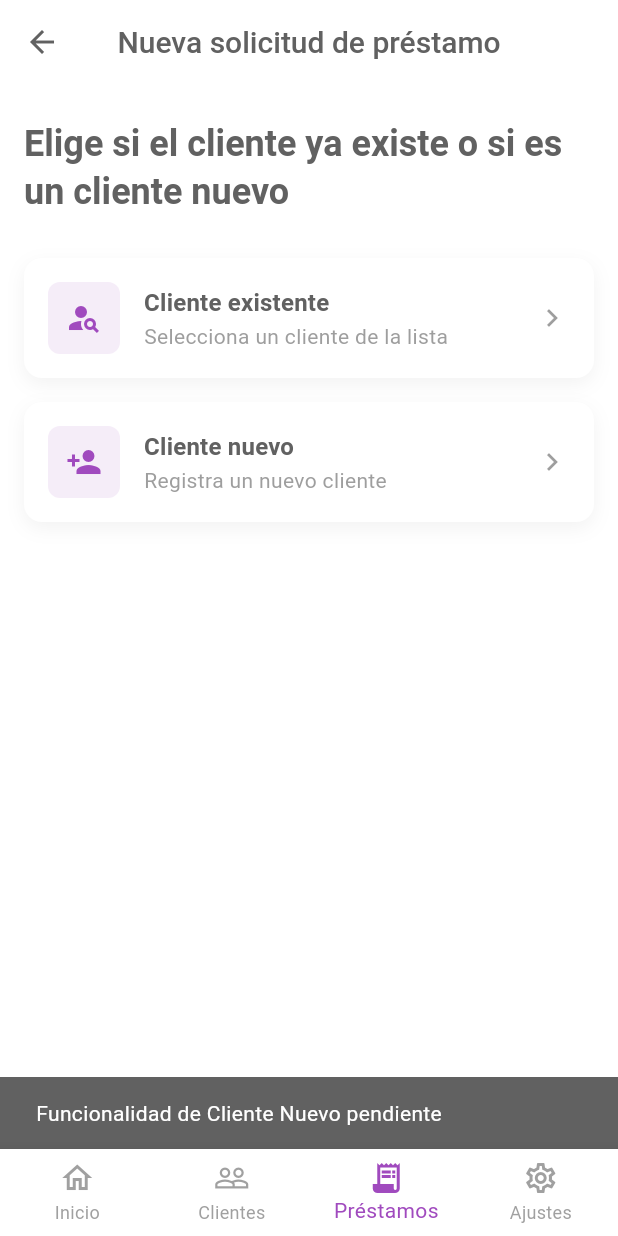
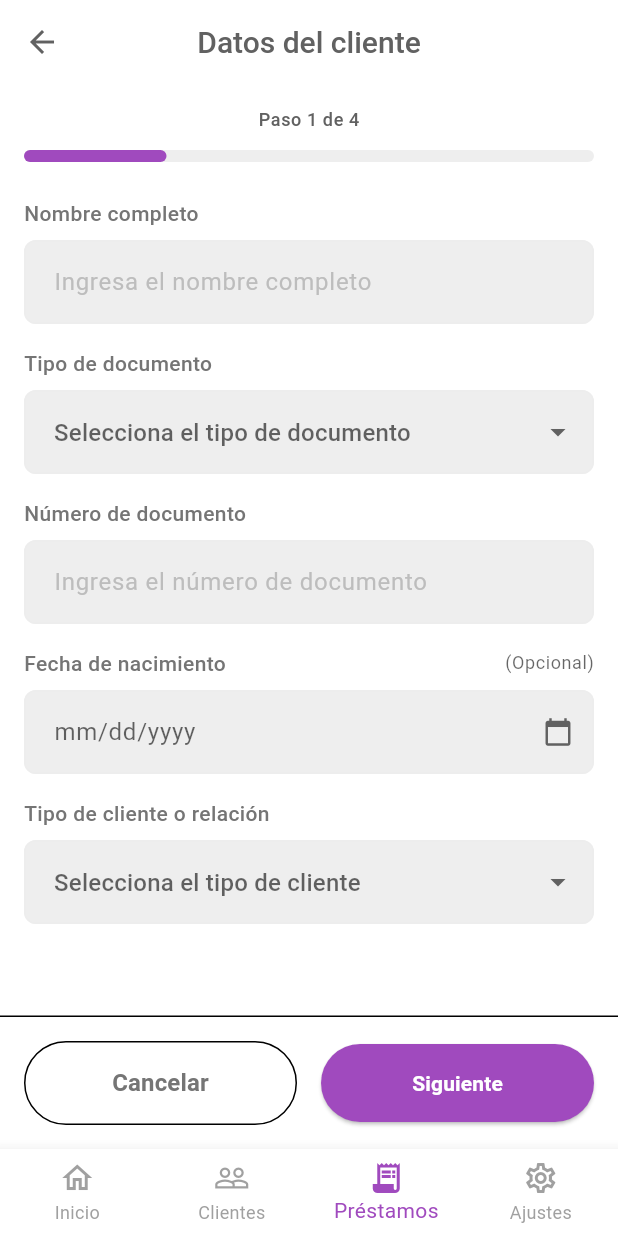
Before and after one commit to CoolHunterPartners/Sunnylon, a Flutter app: the NewLoanTypeScreen screen opened by its route, after a tap on "Cliente nuevo", on a phone screen of 412 x 824 dp. Run offline on Flutter 3.47's test engine with Material 3 defaults, Android fonts, the phone set to English and light mode, and no system bars; our stand-ins replace flutter_map, go_router, latlong2; network calls fail.

Commit message:
✨ feat: add new client step 1 screen for initial client data input and update app navigation.

```diff
--- a/lib/core/router/app_router.dart
+++ b/lib/core/router/app_router.dart
@@ -8,9 +8,10 @@ import 'package:sunnylon/features/home/domain/collection_customer.dart';
 import 'package:sunnylon/features/home/presentation/collection_detail_screen.dart';
 import 'package:sunnylon/features/home/presentation/register_payment_screen.dart';
 import 'package:sunnylon/features/home/presentation/today_route_screen.dart';
+import 'package:sunnylon/features/loans/presentation/existing_client_loan_form_screen.dart';
 import 'package:sunnylon/features/loans/presentation/loans_screen.dart';
+import 'package:sunnylon/features/loans/presentation/new_client/new_client_step1_screen.dart';
 import 'package:sunnylon/features/loans/presentation/new_loan_type_screen.dart';
-import 'package:sunnylon/features/loans/presentation/existing_client_loan_form_screen.dart';
 import 'package:sunnylon/features/settings/presentation/settings_screen.dart';
 
 // Private navigators
@@ -81,6 +82,11 @@ final router = GoRouter(
               name: 'new-loan-existing',
               builder: (context, state) => const ExistingClientLoanFormScreen(),
             ),
+            GoRoute(
+              path: 'new-client-step1',
+              name: 'new-client-step1',
+              builder: (context, state) => const NewClientStep1Screen(),
+            ),
           ],
         ),
         GoRoute(
--- /dev/null
+++ b/lib/features/loans/presentation/new_client/new_client_step1_screen.dart
@@ -0,0 +1,316 @@
+import 'package:flutter/material.dart';
+import 'package:go_router/go_router.dart';
+import 'package:sunnylon/core/widgets/primary_button.dart';
+
+class NewClientStep1Screen extends StatefulWidget {
+  const NewClientStep1Screen({super.key});
+
+  @override
+  State<NewClientStep1Screen> createState() => _NewClientStep1ScreenState();
+}
+
+class _NewClientStep1ScreenState extends State<NewClientStep1Screen> {
+  final _formKey = GlobalKey<FormState>();
+
+  // Controllers
+  final _nameController = TextEditingController();
+  final _docNumberController = TextEditingController();
+
+  // State variables
+  String? _selectedDocType;
+  DateTime? _selectedDate;
+  String? _selectedClientType;
+
+  @override
+  void dispose() {
+    _nameController.dispose();
+    _docNumberController.dispose();
+    super.dispose();
+  }
+
+  Future<void> _selectDate(BuildContext context) async {
+    final DateTime? picked = await showDatePicker(
+      context: context,
+      initialDate: DateTime.now(),
+      firstDate: DateTime(1900),
+      lastDate: DateTime.now(),
+    );
+    if (picked != null && picked != _selectedDate) {
+      setState(() {
+        _selectedDate = picked;
+      });
+    }
+  }
+
+  @override
+  Widget build(BuildContext context) {
+    final theme = Theme.of(context);
+    final isDark = theme.brightness == Brightness.dark;
+
+    return Scaffold(
+      appBar: AppBar(
+        title: const Text('Datos del cliente'),
+        centerTitle: true,
+        leading: IconButton(
+          icon: const Icon(Icons.arrow_back),
+          onPressed: () => context.pop(),
+        ),
+      ),
+      body: Column(
+        children: [
+          Expanded(
+            child: SingleChildScrollView(
+              padding: const EdgeInsets.all(16),
+              child: Form(
+                key: _formKey,
+                child: Column(
+                  crossAxisAlignment: CrossAxisAlignment.start,
+                  children: [
+                    // Progress Indicator
+                    Center(
+                      child: Text(
+                        'Paso 1 de 4',
+                        style: theme.textTheme.bodySmall?.copyWith(
+                          color: theme.colorScheme.onSurfaceVariant,
+                          fontWeight: FontWeight.w500,
+                        ),
+                      ),
+                    ),
+                    const SizedBox(height: 12),
+
+                    // Progress Bar
+                    Container(
+                      height: 8,
+                      width: double.infinity,
+                      decoration: BoxDecoration(
+                        color: isDark ? Colors.grey[800] : Colors.grey[200],
+                        borderRadius: BorderRadius.circular(4),
+                      ),
+                      child: FractionallySizedBox(
+                        alignment: Alignment.centerLeft,
+                        widthFactor: 0.25,
+                        child: Container(
+                          decoration: BoxDecoration(
+                            color: theme.colorScheme.primary,
+                            borderRadius: BorderRadius.circular(4),
+                          ),
+                        ),
+                      ),
+                    ),
+                    const SizedBox(height: 24),
+
+                    // Full Name
+                    _buildLabel(theme, 'Nombre completo'),
+                    TextFormField(
+                      controller: _nameController,
+                      decoration: InputDecoration(
+                        hintText: 'Ingresa el nombre completo',
+                        border: OutlineInputBorder(
+                          borderRadius: BorderRadius.circular(12),
+                        ),
+                        contentPadding: const EdgeInsets.all(16),
+                      ),
+                      validator: (value) {
+                        if (value == null || value.isEmpty) {
+                          return 'Este campo es obligatorio.';
+                        }
+                        return null;
+                      },
+                    ),
+                    const SizedBox(height: 16),
+
+                    // Document Type
+                    _buildLabel(theme, 'Tipo de documento'),
+                    DropdownButtonFormField<String>(
+                      initialValue: _selectedDocType,
+                      decoration: InputDecoration(
+                        hintText: 'Selecciona el tipo de documento',
+                        border: OutlineInputBorder(
+                          borderRadius: BorderRadius.circular(12),
+                        ),
+                        contentPadding: const EdgeInsets.all(16),
+                      ),
+                      items: const [
+                        DropdownMenuItem(
+                          value: 'cedula',
+                          child: Text('Cédula'),
+                        ),
+                        DropdownMenuItem(
+                          value: 'pasaporte',
+                          child: Text('Pasaporte'),
+                        ),
+                        DropdownMenuItem(value: 'rnc', child: Text('RNC')),
+                        DropdownMenuItem(value: 'otro', child: Text('Otro')),
+                      ],
+                      onChanged: (value) {
+                        setState(() {
+                          _selectedDocType = value;
+                        });
+                      },
+                    ),
+                    const SizedBox(height: 16),
+
+                    // Document Number
+                    _buildLabel(theme, 'Número de documento'),
+                    TextFormField(
+                      controller: _docNumberController,
+                      keyboardType: TextInputType.number,
+                      decoration: InputDecoration(
+                        hintText: 'Ingresa el número de documento',
+                        border: OutlineInputBorder(
+                          borderRadius: BorderRadius.circular(12),
+                        ),
+                        contentPadding: const EdgeInsets.all(16),
+                      ),
+                    ),
+                    const SizedBox(height: 16),
+
+                    // Date of Birth
+                    Row(
+                      mainAxisAlignment: MainAxisAlignment.spaceBetween,
+                      children: [
+                        _buildLabel(theme, 'Fecha de nacimiento'),
+                        Padding(
+                          padding: const EdgeInsets.only(bottom: 8),
+                          child: Text(
+                            '(Opcional)',
+                            style: theme.textTheme.bodySmall?.copyWith(
+                              color: theme.hintColor,
+                            ),
+                          ),
+                        ),
+                      ],
+                    ),
+                    InkWell(
+                      onTap: () => _selectDate(context),
+                      borderRadius: BorderRadius.circular(12),
+                      child: InputDecorator(
+                        decoration: InputDecoration(
+                          hintText: 'Selecciona la fecha de nacimiento',
+                          border: OutlineInputBorder(
+                            borderRadius: BorderRadius.circular(12),
+                          ),
+                          contentPadding: const EdgeInsets.all(16),
+                          suffixIcon: const Icon(
+                            Icons.calendar_today,
+                            size: 20,
+                          ),
+                        ),
+                        child: Text(
+                          _selectedDate == null
+                              ? 'mm/dd/yyyy'
+                              : '${_selectedDate!.month}/${_selectedDate!.day}/${_selectedDate!.year}',
+                          style: _selectedDate == null
+                              ? theme.textTheme.bodyLarge?.copyWith(
+                                  color: theme.hintColor,
+                                )
+                              : theme.textTheme.bodyLarge,
+                        ),
+                      ),
+                    ),
+                    const SizedBox(height: 16),
+
+                    // Client Type
+                    _buildLabel(theme, 'Tipo de cliente o relación'),
+                    DropdownButtonFormField<String>(
+                      initialValue: _selectedClientType,
+                      decoration: InputDecoration(
+                        hintText: 'Selecciona el tipo de cliente',
+                        border: OutlineInputBorder(
+                          borderRadius: BorderRadius.circular(12),
+                        ),
+                        contentPadding: const EdgeInsets.all(16),
+                      ),
+                      items: const [
+                        DropdownMenuItem(value: 'nuevo', child: Text('Nuevo')),
+                        DropdownMenuItem(
+                          value: 'referido',
+                          child: Text('Referido'),
+                        ),
+                        DropdownMenuItem(
+                          value: 'recurrente',
+                          child: Text('Recurrente'),
+                        ),
+                      ],
+                      onChanged: (value) {
+                        setState(() {
+                          _selectedClientType = value;
+                        });
+                      },
+                    ),
+                  ],
+                ),
+              ),
+            ),
+          ),
+
+          // Bottom Buttons
+          Container(
+            padding: const EdgeInsets.all(16),
+            decoration: BoxDecoration(
+              color: theme.scaffoldBackgroundColor,
+              border: Border(top: BorderSide(color: theme.dividerColor)),
+            ),
+            child: Row(
+              children: [
+                Expanded(
+                  child: SizedBox(
+                    height: 56, // Match PrimaryButton height usually
+                    child: OutlinedButton(
+                      onPressed: () => context.pop(),
+                      style: OutlinedButton.styleFrom(
+                        side: BorderSide(color: theme.dividerColor),
+                        backgroundColor: theme.canvasColor,
+                        shape: RoundedRectangleBorder(
+                          borderRadius: BorderRadius.circular(
+                            30,
+                          ), // Match PrimaryButton
+                        ),
+                        foregroundColor: theme.textTheme.bodyLarge?.color,
+                      ),
+                      child: const Text(
+                        'Cancelar',
+                        style: TextStyle(
+                          fontSize: 16,
+                          fontWeight: FontWeight.bold,
+                        ),
+                      ),
+                    ),
+                  ),
+                ),
+                const SizedBox(width: 16),
+                Expanded(
+                  child: PrimaryButton(
+                    text: 'Siguiente',
+                    onPressed: () {
+                      if (_formKey.currentState!.validate()) {
+                        // TODO: Navigate to Step 2
+                        ScaffoldMessenger.of(context).showSnackBar(
+                          const SnackBar(
+                            content: Text('Validación exitosa - Ir al paso 2'),
+                          ),
+                        );
+                      }
+                    },
+                  ),
+                ),
+              ],
+            ),
+          ),
+        ],
+      ),
+    );
+  }
+
+  Widget _buildLabel(ThemeData theme, String text) {
+    return Padding(
+      padding: const EdgeInsets.only(bottom: 8),
+      child: Text(
+        text,
+        style: theme.textTheme.bodyMedium?.copyWith(
+          fontWeight: FontWeight.w500,
+        ),
+      ),
+    );
+  }
+}
--- a/lib/features/loans/presentation/new_loan_type_screen.dart
+++ b/lib/features/loans/presentation/new_loan_type_screen.dart
@@ -44,10 +44,7 @@ class NewLoanTypeScreen extends StatelessWidget {
                   title: 'Cliente nuevo',
                   subtitle: 'Registra un nuevo cliente',
                   onTap: () {
-                    // Placeholder for now
-                    ScaffoldMessenger.of(context).showSnackBar(
-                      const SnackBar(content: Text('Funcionalidad de Cliente Nuevo pendiente')),
-                    );
+                    context.pushNamed('new-client-step1');
                   },
                 ),
               ],
@@ -102,10 +99,7 @@ class _SelectionCard extends StatelessWidget {
                 color: theme.colorScheme.primary.withOpacity(0.1),
                 borderRadius: BorderRadius.circular(8),
               ),
-              child: Icon(
-                icon,
-                color: theme.colorScheme.primary,
-              ),
+              child: Icon(icon, color: theme.colorScheme.primary),
             ),
             const SizedBox(width: 16),
             Expanded(
@@ -121,16 +115,15 @@ class _SelectionCard extends StatelessWidget {
                   Text(
                     subtitle,
                     style: theme.textTheme.bodyMedium?.copyWith(
-                      color: theme.textTheme.bodyMedium?.color?.withOpacity(0.7),
+                      color: theme.textTheme.bodyMedium?.color?.withOpacity(
+                        0.7,
+                      ),
                     ),
                   ),
                 ],
               ),
             ),
-            Icon(
-              Icons.chevron_right,
-              color: theme.disabledColor,
-            ),
+            Icon(Icons.chevron_right, color: theme.disabledColor),
           ],
         ),
       ),
```
